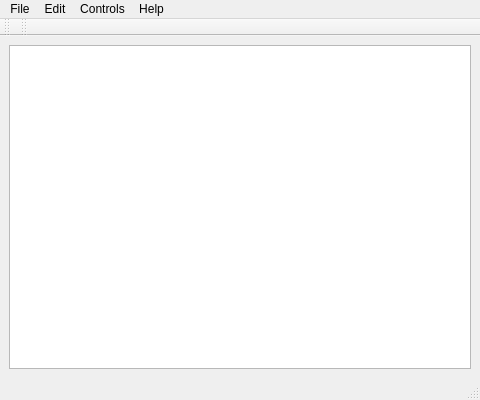
Before: the Qt Designer form ui/robotqt.ui in simmiyoung/robotqt, drawn with Qt 5.
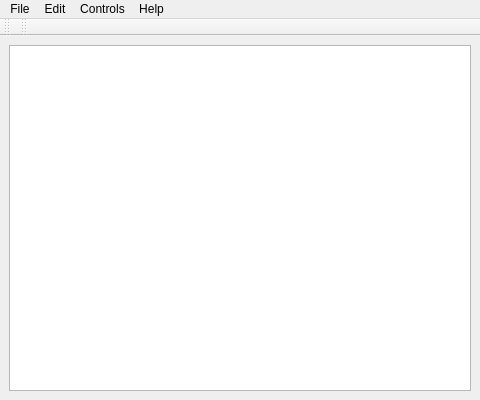
After: the same form once the commit is applied. Icons and pictures are not drawn.

What changed in the file:
```diff
--- a/ui/robotqt.ui
+++ b/ui/robotqt.ui
@@ -2,6 +2,9 @@
 <ui version="4.0">
  <class>RobotQt</class>
  <widget class="QMainWindow" name="RobotQt">
+  <property name="enabled">
+   <bool>true</bool>
+  </property>
   <property name="geometry">
    <rect>
     <x>0</x>
@@ -10,6 +13,12 @@
     <height>400</height>
    </rect>
   </property>
+  <property name="sizePolicy">
+   <sizepolicy hsizetype="Fixed" vsizetype="Fixed">
+    <horstretch>0</horstretch>
+    <verstretch>0</verstretch>
+   </sizepolicy>
+  </property>
   <property name="minimumSize">
    <size>
     <width>480</width>
@@ -26,7 +35,20 @@
   <widget class="QWidget" name="centralwidget">
    <layout class="QGridLayout" name="gridLayout">
     <item row="0" column="0">
-     <widget class="QGraphicsView" name="graphicsView"/>
+     <widget class="QGraphicsView" name="graphicsView">
+      <property name="enabled">
+       <bool>true</bool>
+      </property>
+      <property name="sizePolicy">
+       <sizepolicy hsizetype="Minimum" vsizetype="Minimum">
+        <horstretch>0</horstretch>
+        <verstretch>0</verstretch>
+       </sizepolicy>
+      </property>
+      <property name="horizontalScrollBarPolicy">
+       <enum>Qt::ScrollBarAsNeeded</enum>
+      </property>
+     </widget>
     </item>
    </layout>
   </widget>
@@ -96,7 +118,6 @@
     <bool>false</bool>
    </attribute>
   </widget>
-  <widget class="QStatusBar" name="mainStatusBar"/>
   <action name="actionNew">
    <property name="icon">
     <iconset resource="../src/robotqt_imgs.qrc">
```
Left out of the diff: 2 changed lines with no effect on the pictures.
